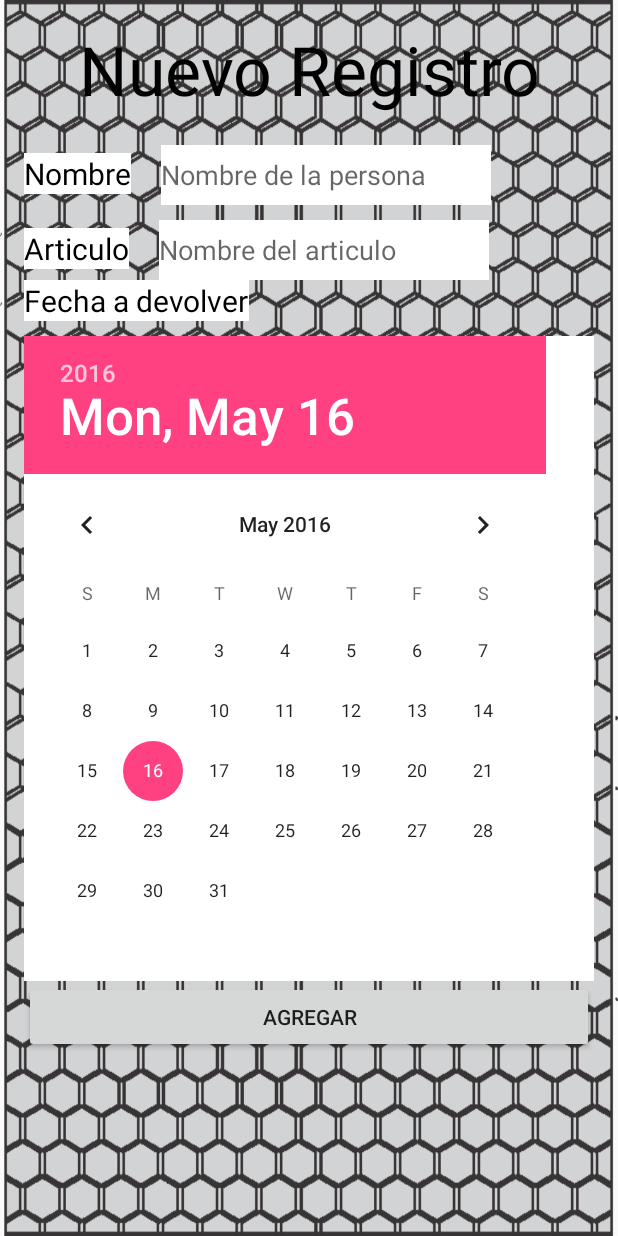
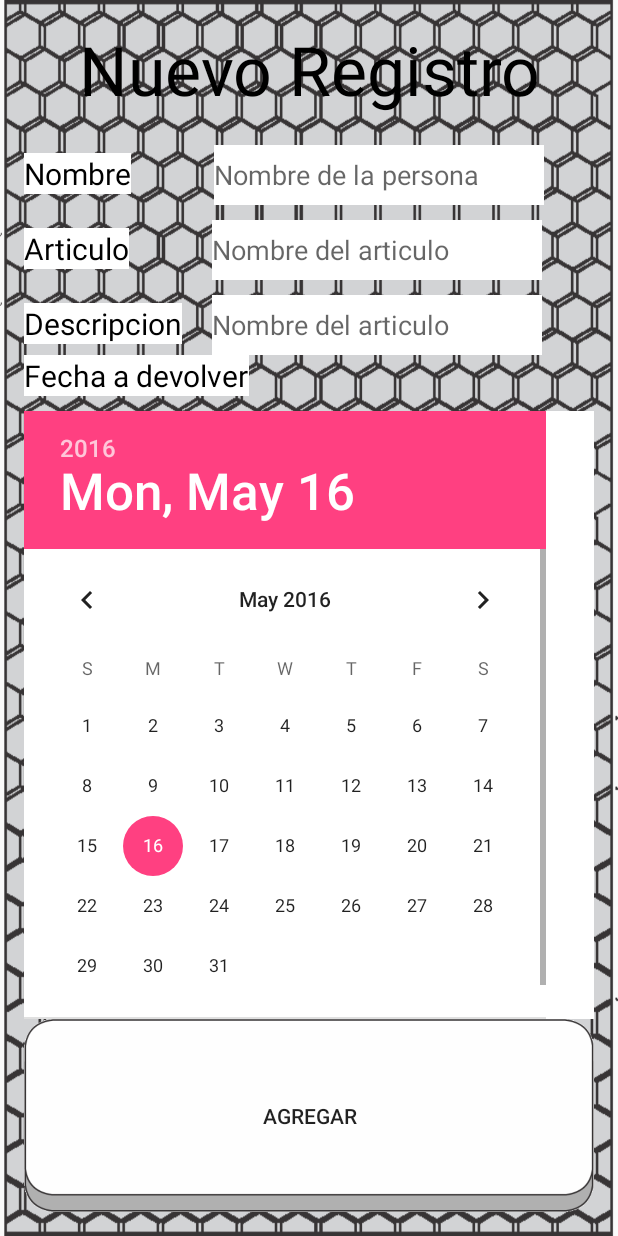
Before and after one commit to juanpedrog/Final, an Android app: the screen it shows after launch (Registro), after a tap on "NUEVO REGISTRO", on a phone screen of 412 x 824 dp. Run offline under Robolectric (Android 15) with nearby library versions, the phone set to English and light mode, and no system bars; 8 statements that could not run were skipped.

Commit message:
base de datos modificada y validacion de fechas

```diff
--- a/app/src/main/java/com/afinal/aplicacion/juanpedrog/recordatorio/DataBaseManager.java
+++ b/app/src/main/java/com/afinal/aplicacion/juanpedrog/recordatorio/DataBaseManager.java
@@ -16,12 +16,15 @@ public class DataBaseManager {
     public static final String CN_FECHA_PRESTAMO="fecha_prestamo";
     public static final String CN_FECHA_DEVOLUCION="fecha_devolucion";
     public static final String CN_DISPONIBLE="disponible";
+    public static final String CN_DESCRIPCION="descripcion";
 
     public static final String CREATE_TABLE="create table "+TABLE_NAME+"("+CN_ID+" integer primary key autoincrement,"+
             CN_NOMBRE+" text not null,"+
             CN_ARTICULO+" text not null," +
+            CN_DESCRIPCION+" text not null"+
             CN_FECHA_PRESTAMO+" text not null, "+
-            CN_FECHA_DEVOLUCION+" text not null"+");";
+            CN_FECHA_DEVOLUCION+" text not null"+
+            CN_DISPONIBLE+" text not null"+");";
 
     private DbHelper helper;
     private SQLiteDatabase db;
@@ -34,8 +37,10 @@ public class DataBaseManager {
         ContentValues valores=new ContentValues();
         valores.put(CN_NOMBRE,registros[0]);
         valores.put(CN_ARTICULO,registros[1]);
-        valores.put(CN_FECHA_PRESTAMO,registros[2]);
-        valores.put(CN_FECHA_DEVOLUCION,registros[3]);
+        valores.put(CN_DESCRIPCION,registros[2]);
+        valores.put(CN_FECHA_PRESTAMO,registros[3]);
+        valores.put(CN_FECHA_DEVOLUCION,registros[4]);
+        valores.put(CN_DISPONIBLE,registros[5]);
         return valores;
     }
     public void insertar(String[] registros){
--- a/app/src/main/java/com/afinal/aplicacion/juanpedrog/recordatorio/DbHelper.java
+++ b/app/src/main/java/com/afinal/aplicacion/juanpedrog/recordatorio/DbHelper.java
@@ -21,6 +21,6 @@ public class DbHelper extends SQLiteOpenHelper {
 
     @Override
     public void onUpgrade(SQLiteDatabase db, int oldVersion, int newVersion) {
-
+        db.execSQL(DataBaseManager.CREATE_TABLE);
     }
 }
--- a/app/src/main/java/com/afinal/aplicacion/juanpedrog/recordatorio/MainActivity.java
+++ b/app/src/main/java/com/afinal/aplicacion/juanpedrog/recordatorio/MainActivity.java
@@ -67,7 +67,6 @@ public class MainActivity extends AppCompatActivity implements View.OnClickListe
         if(datos==null){
             Toast.makeText(this,"Error al agregar",Toast.LENGTH_SHORT).show();
         }else{
-            String[] arr=datos.getStringArray("Registro");
             //Toast.makeText(this,arr[0]+","+arr[1]+","+arr[2]+","+arr[3],Toast.LENGTH_LONG).show();
             basedatos.insertar(datos.getStringArray("Registro"));
         }
--- a/app/src/main/res/layout/activity_registro.xml
+++ b/app/src/main/res/layout/activity_registro.xml
@@ -37,7 +37,7 @@
             android:layout_width="220dp"
             android:layout_height="40dp"
             android:hint="@string/txtNombre"
-            android:layout_marginStart="20dp"
+            android:layout_marginStart="55dp"
             android:layout_marginLeft="20dp"
             android:id="@+id/txtNombre"
             android:background="#ffffff"
@@ -63,8 +63,33 @@
             android:layout_height="40dp"
             android:hint="@string/txtArticulo"
             android:layout_marginLeft="20dp"
+            android:layout_marginStart="55dp"
+            android:id="@+id/txtArticulo"
+            android:background="#ffffff"
+            />
+    </LinearLayout>
+    <LinearLayout
+        xmlns:android="http://schemas.android.com/apk/res/android"
+        android:orientation="horizontal"
+        android:layout_marginTop="10dp"
+        android:layout_width="match_parent"
+        android:layout_height="match_parent">
+        <TextView
+            android:layout_width="wrap_content"
+            android:layout_height="wrap_content"
+            android:text="@string/lblDescripcion"
+            android:textColor="#000000"
+            android:id="@+id/lblDescripcion"
+            android:textSize="20sp"
+            android:background="#ffffff"
+            />
+        <EditText
+            android:layout_width="220dp"
+            android:layout_height="40dp"
+            android:hint="@string/txtArticulo"
+            android:layout_marginLeft="20dp"
             android:layout_marginStart="20dp"
-            android:id="@+id/txtArticulo"
+            android:id="@+id/txtDescripcion"
             android:background="#ffffff"
             />
     </LinearLayout>
@@ -93,6 +118,8 @@
             android:id="@+id/btnAgregar"
             android:text="Agregar"
             android:layout_width="match_parent"
-            android:layout_height="wrap_content" />
+            android:layout_height="0dp"
+            android:layout_weight="7"
+            android:background="@drawable/custom_button"/>
     </LinearLayout>
 </LinearLayout>
--- a/app/src/main/res/values/strings.xml
+++ b/app/src/main/res/values/strings.xml
@@ -10,4 +10,6 @@
     <string name="boton">Boton</string>
     <string name="txtNombre">Nombre de la persona</string>
     <string name="txtArticulo">Nombre del articulo</string>
+    <string name="lblDescripcion">Descripcion</string>
+    <string name="txtDescripcion">Descricpion del articulo</string>
 </resources>
```
Also changed, not shown: app/src/main/java/com/afinal/aplicacion/juanpedrog/recordatorio/Registro.java (+64 -6 lines).
